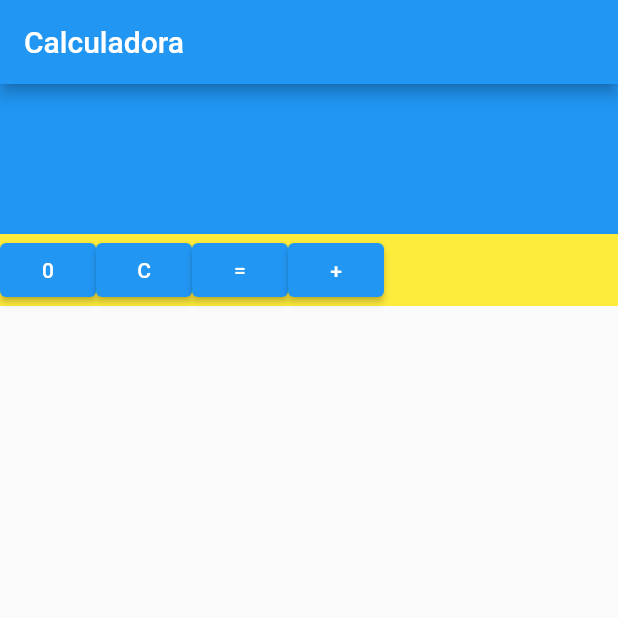
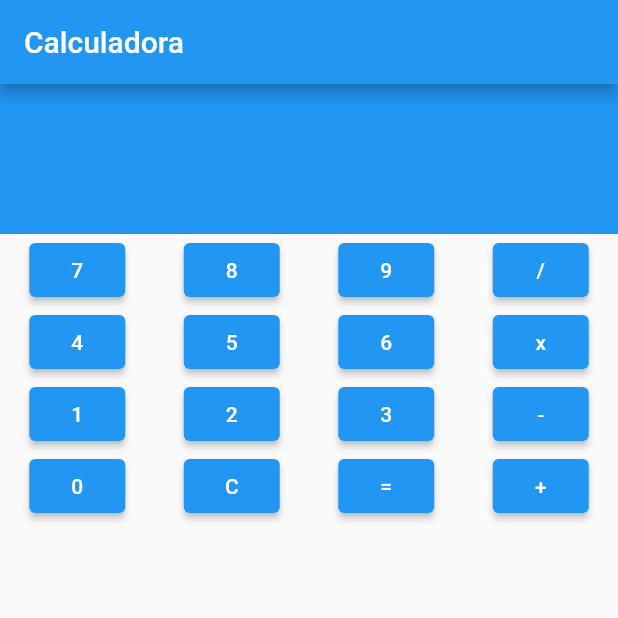
Before and after one commit to otoro90/taller2s2, a Flutter app: the screen it shows after launch, on a phone screen of 412 x 824 dp, the top half of it. Run offline on Flutter 3.47's test engine with Material 2 defaults, Android fonts, the phone set to English and light mode, and no system bars.

Commit message:
Se crean los demas botones y se ajustan los espacios entre cada uno de ellos

```diff
--- a/lib/page/home-page.dart
+++ b/lib/page/home-page.dart
@@ -30,9 +30,26 @@ class _MyHomePageState extends State<MyHomePage> {
           height: 100,
         ),
         Container(
-            color: Colors.yellow,
             child: Column(children: [
-              Row(children: [
+          Row(mainAxisAlignment: MainAxisAlignment.spaceAround, children: [
+            ElevatedButton(onPressed: () {}, child: Text("7")),
+            ElevatedButton(onPressed: () {}, child: Text("8")),
+            ElevatedButton(onPressed: () {}, child: Text("9")),
+            ElevatedButton(onPressed: () {}, child: Text("/"))
+          ]),
+          Row(mainAxisAlignment: MainAxisAlignment.spaceAround, children: [
+            ElevatedButton(onPressed: () {}, child: Text("4")),
+            ElevatedButton(onPressed: () {}, child: Text("5")),
+            ElevatedButton(onPressed: () {}, child: Text("6")),
+            ElevatedButton(onPressed: () {}, child: Text("x"))
+          ]),
+          Row(mainAxisAlignment: MainAxisAlignment.spaceAround, children: [
+            ElevatedButton(onPressed: () {}, child: Text("1")),
+            ElevatedButton(onPressed: () {}, child: Text("2")),
+            ElevatedButton(onPressed: () {}, child: Text("3")),
+            ElevatedButton(onPressed: () {}, child: Text("-"))
+          ]),
+          Row(mainAxisAlignment: MainAxisAlignment.spaceAround, children: [
             ElevatedButton(onPressed: () {}, child: Text("0")),
             ElevatedButton(onPressed: () {}, child: Text("C")),
             ElevatedButton(onPressed: () {}, child: Text("=")),
```
Lines whose indentation alone changed are shown as unchanged.
